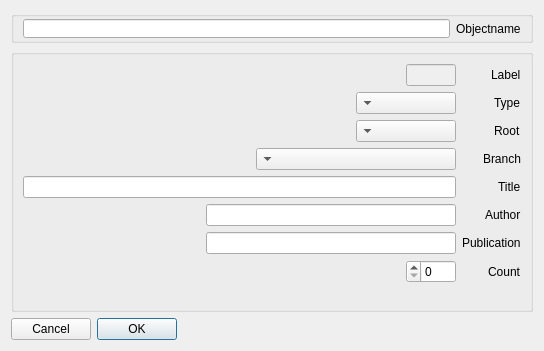
nournia/ketabkhaane, file objectform.ui: the form before one commit.
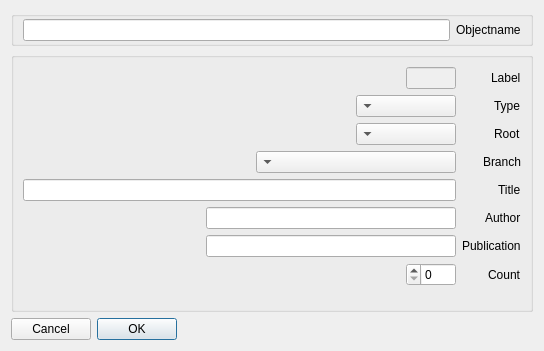
The form after the commit. Custom widgets are drawn as their Qt base class.

What changed in the file:
```diff
--- a/objectform.ui
+++ b/objectform.ui
@@ -16,32 +16,30 @@
   <layout class="QVBoxLayout" name="verticalLayout">
    <item>
     <widget class="QGroupBox" name="gObject">
-     <property name="minimumSize">
-      <size>
-       <width>0</width>
-       <height>32</height>
-      </size>
-     </property>
-     <property name="maximumSize">
-      <size>
-       <width>16777215</width>
-       <height>32</height>
-      </size>
+     <property name="sizePolicy">
+      <sizepolicy hsizetype="Preferred" vsizetype="Maximum">
+       <horstretch>0</horstretch>
+       <verstretch>0</verstretch>
+      </sizepolicy>
      </property>
      <property name="title">
       <string/>
      </property>
-     <layout class="QVBoxLayout" name="verticalLayout_3">
+     <layout class="QHBoxLayout" name="horizontalLayout">
       <property name="topMargin">
        <number>2</number>
       </property>
       <property name="bottomMargin">
        <number>2</number>
       </property>
-      <item>
-       <layout class="QHBoxLayout" name="lMatch">
         <item>
          <widget class="QLabel" name="label_6">
+        <property name="sizePolicy">
+         <sizepolicy hsizetype="Preferred" vsizetype="Fixed">
+          <horstretch>0</horstretch>
+          <verstretch>0</verstretch>
+         </sizepolicy>
+        </property>
           <property name="text">
            <string>Objectname</string>
           </property>
@@ -51,8 +49,6 @@
          <widget class="MyLineEdit" name="eObject"/>
         </item>
        </layout>
-      </item>
-     </layout>
     </widget>
    </item>
    <item>
```
Left out of the diff: 11 changed lines with no effect on the pictures. Lines whose indentation alone changed are shown as unchanged.
